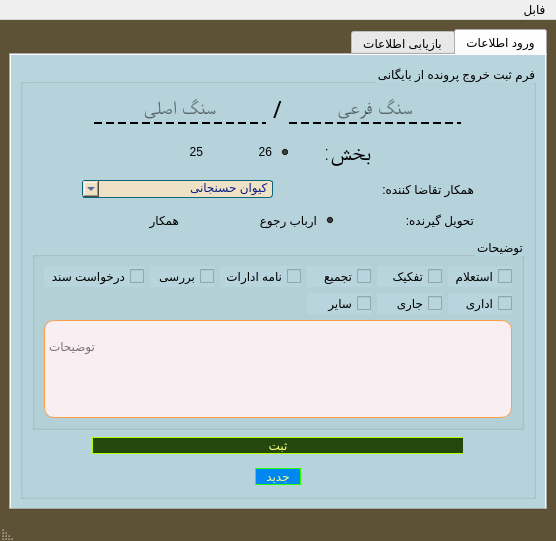
This is Baygani.ui in JavadiSaeid/ArchivingSystem_doc as Qt 5 draws it before an edit. The edited form follows.
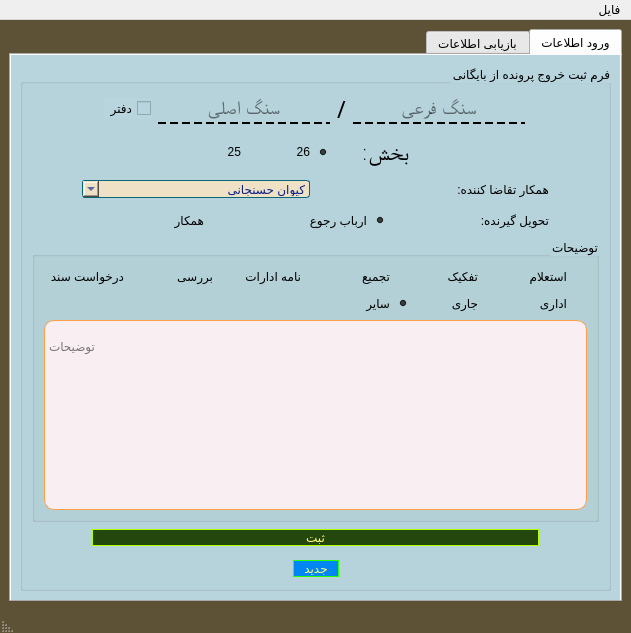
This is the edited form.

Commit message: full design and create main & login & dialog and source

```diff
--- a/Baygani.ui
+++ b/Baygani.ui
@@ -6,8 +6,8 @@
    <rect>
     <x>0</x>
     <y>0</y>
-    <width>556</width>
-    <height>541</height>
+    <width>631</width>
+    <height>633</height>
    </rect>
   </property>
   <property name="windowTitle">
@@ -103,6 +103,108 @@
            <string>فرم ثبت خروج پرونده از بایگانی</string>
           </property>
           <layout class="QGridLayout" name="gridLayout_2">
+           <item row="6" column="0">
+            <widget class="QGroupBox" name="groupBox_Tozihat">
+             <property name="statusTip">
+              <string>  علت درخواست پرونده از بایگانی  </string>
+             </property>
+             <property name="layoutDirection">
+              <enum>Qt::RightToLeft</enum>
+             </property>
+             <property name="styleSheet">
+              <string notr="true">QRadioButton{
+font: 75 11pt &quot;A Arsoo&quot;;
+}</string>
+             </property>
+             <property name="title">
+              <string>توضیحات</string>
+             </property>
+             <layout class="QGridLayout" name="gridLayout_6">
+              <item row="3" column="0" colspan="6">
+               <widget class="QTextEdit" name="textEdit_Tozihat">
+                <property name="enabled">
+                 <bool>true</bool>
+                </property>
+                <property name="cursor" stdset="0">
+                 <cursorShape>IBeamCursor</cursorShape>
+                </property>
+                <property name="statusTip">
+                 <string>توضیحات</string>
+                </property>
+                <property name="placeholderText">
+                 <string>                                                                                                                                                                                                                                                   توضیحات</string>
+                </property>
+               </widget>
+              </item>
+              <item row="0" column="0">
+               <widget class="QRadioButton" name="radioButton_estelam">
+                <property name="text">
+                 <string>استعلام</string>
+                </property>
+               </widget>
+              </item>
+              <item row="1" column="1">
+               <widget class="QRadioButton" name="radioButton_Jari">
+                <property name="text">
+                 <string>جاری</string>
+                </property>
+               </widget>
+              </item>
+              <item row="1" column="0">
+               <widget class="QRadioButton" name="radioButton_edary">
+                <property name="text">
+                 <string>اداری</string>
+                </property>
+               </widget>
+              </item>
+              <item row="1" column="2">
+               <widget class="QRadioButton" name="radioButton_sayer">
+                <property name="text">
+                 <string>سایر</string>
+                </property>
+                <property name="checked">
+                 <bool>true</bool>
+                </property>
+               </widget>
+              </item>
+              <item row="0" column="1">
+               <widget class="QRadioButton" name="radioButton_tafkik">
+                <property name="text">
+                 <string>تفکیک</string>
+                </property>
+               </widget>
+              </item>
+              <item row="0" column="2">
+               <widget class="QRadioButton" name="radioButton_tajmii">
+                <property name="text">
+                 <string>تجمیع</string>
+                </property>
+               </widget>
+              </item>
+              <item row="0" column="3">
+               <widget class="QRadioButton" name="radioButton_nameEdarat">
+                <property name="text">
+                 <string>نامه ادارات</string>
+                </property>
+               </widget>
+              </item>
+              <item row="0" column="4">
+               <widget class="QRadioButton" name="radioButton_Baresi">
+                <property name="text">
+                 <string>بررسی</string>
+                </property>
+               </widget>
+              </item>
+              <item row="0" column="5">
+               <widget class="QRadioButton" name="radioButton_darKhastSanad">
+                <property name="text">
+                 <string>درخواست سند</string>
+                </property>
+               </widget>
+              </item>
+             </layout>
+            </widget>
+           </item>
            <item row="0" column="0">
             <layout class="QHBoxLayout" name="horizontalLayout_Sang">
              <item>
@@ -202,6 +304,19 @@
                </property>
               </widget>
              </item>
+             <item>
+              <widget class="QCheckBox" name="checkBox">
+               <property name="cursor">
+                <cursorShape>PointingHandCursor</cursorShape>
+               </property>
+               <property name="statusTip">
+                <string>   دفتر خواسته شده از بایگانی   </string>
+               </property>
+               <property name="text">
+                <string>دفتر</string>
+               </property>
+              </widget>
+             </item>
              <item>
               <spacer name="horizontalSpacer_2">
                <property name="orientation">
@@ -217,7 +332,7 @@
              </item>
             </layout>
            </item>
-           <item row="1" column="0">
+           <item row="2" column="0">
             <layout class="QHBoxLayout" name="horizontalLayout_QRadio">
              <property name="spacing">
               <number>30</number>
@@ -307,7 +422,7 @@
              </item>
             </layout>
            </item>
-           <item row="2" column="0">
+           <item row="4" column="0">
             <layout class="QHBoxLayout" name="horizontalLayout_DarkhastKonande">
              <property name="spacing">
               <number>10</number>
@@ -362,7 +477,7 @@
                 <string>همکار تقاضا کننده پرونده را مشخص کنید</string>
                </property>
                <property name="editable">
-                <bool>true</bool>
+                <bool>false</bool>
                </property>
                <property name="currentText">
                 <string>کیوان حسنجانی</string>
@@ -442,7 +557,7 @@
              </item>
             </layout>
            </item>
-           <item row="3" column="0">
+           <item row="5" column="0">
             <layout class="QHBoxLayout" name="horizontalLayout_TahvilGirande">
              <property name="spacing">
               <number>20</number>
@@ -526,7 +641,7 @@
              </item>
             </layout>
            </item>
-           <item row="5" column="0">
+           <item row="7" column="0">
             <layout class="QHBoxLayout" name="horizontalLayout_sabtBtn">
              <property name="leftMargin">
               <number>20</number>
@@ -602,7 +717,7 @@
              </item>
             </layout>
            </item>
-           <item row="6" column="0">
+           <item row="8" column="0">
             <layout class="QHBoxLayout" name="horizontalLayout_btnNew">
              <property name="leftMargin">
               <number>10</number>
@@ -684,97 +799,6 @@
              </item>
             </layout>
            </item>
-           <item row="4" column="0">
-            <widget class="QGroupBox" name="groupBox_Tozihat">
-             <property name="statusTip">
-              <string>  علت درخواست پرونده از بایگانی  </string>
-             </property>
-             <property name="layoutDirection">
-              <enum>Qt::RightToLeft</enum>
-             </property>
-             <property name="title">
-              <string>توضیحات</string>
-             </property>
-             <layout class="QGridLayout" name="gridLayout_6">
-              <item row="0" column="1">
-               <widget class="QCheckBox" name="checkBox_tafkik">
-                <property name="text">
-                 <string>تفکیک</string>
-                </property>
-               </widget>
-              </item>
-              <item row="3" column="0" colspan="6">
-               <widget class="QTextEdit" name="textEdit_Tozihat">
-                <property name="enabled">
-                 <bool>false</bool>
-                </property>
-                <property name="statusTip">
-                 <string>توضیحات </string>
-                </property>
-                <property name="placeholderText">
-                 <string>                                                                                                                                                                                                                                  توضیحات</string>
-                </property>
-               </widget>
-              </item>
-              <item row="0" column="2">
-               <widget class="QCheckBox" name="checkBox_tajmii">
-                <property name="text">
-                 <string>تجمیع</string>
-                </property>
-               </widget>
-              </item>
-              <item row="0" column="0">
-               <widget class="QCheckBox" name="checkBox_estelam">
-                <property name="text">
-                 <string>استعلام</string>
-                </property>
-               </widget>
-              </item>
-              <item row="1" column="0">
-               <widget class="QCheckBox" name="checkBox_edary">
-                <property name="text">
-                 <string>اداری</string>
-                </property>
-               </widget>
-              </item>
-              <item row="0" column="5">
-               <widget class="QCheckBox" name="checkBox_darKhastSanad">
-                <property name="text">
-                 <string>درخواست سند</string>
-                </property>
-               </widget>
-              </item>
-              <item row="1" column="1">
-               <widget class="QCheckBox" name="checkBox_Jari">
-                <property name="text">
-                 <string>جاری</string>
-                </property>
-               </widget>
-              </item>
-              <item row="1" column="2">
-               <widget class="QCheckBox" name="checkBox_sayer">
-                <property name="text">
-                 <string>سایر</string>
-                </property>
-               </widget>
-              </item>
-              <item row="0" column="3">
-               <widget class="QCheckBox" name="checkBox_nameEdarat">
-                <property name="text">
-                 <string>نامه ادارات</string>
-                </property>
-               </widget>
-              </item>
-              <item row="0" column="4">
-               <widget class="QCheckBox" name="checkBox_Baresi">
-                <property name="text">
-                 <string>بررسی</string>
-                </property>
-               </widget>
-              </item>
-             </layout>
-            </widget>
-           </item>
           </layout>
          </widget>
         </item>
@@ -1253,13 +1277,13 @@
     <rect>
      <x>0</x>
      <y>0</y>
-     <width>556</width>
-     <height>20</height>
+     <width>631</width>
+     <height>21</height>
     </rect>
    </property>
    <widget class="QMenu" name="menu">
     <property name="title">
-     <string>فابل</string>
+     <string>فایل</string>
     </property>
     <addaction name="action_help"/>
     <addaction name="action_about"/>
```
Left out of the diff: 131 changed lines with no effect on the pictures. The commit also changes 7 other files.
